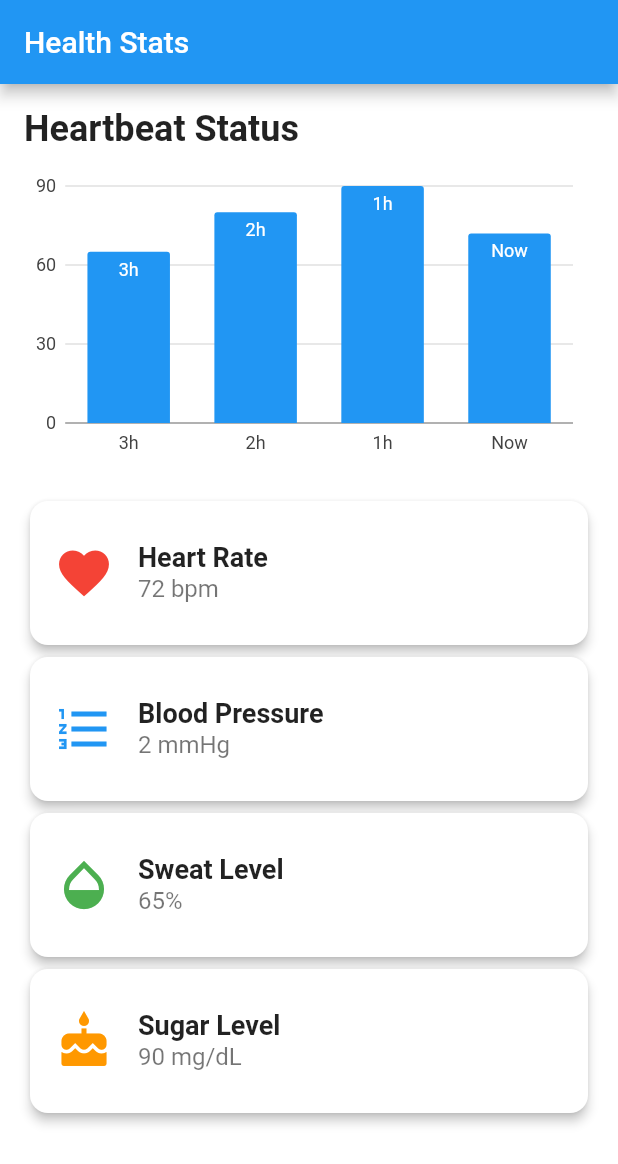
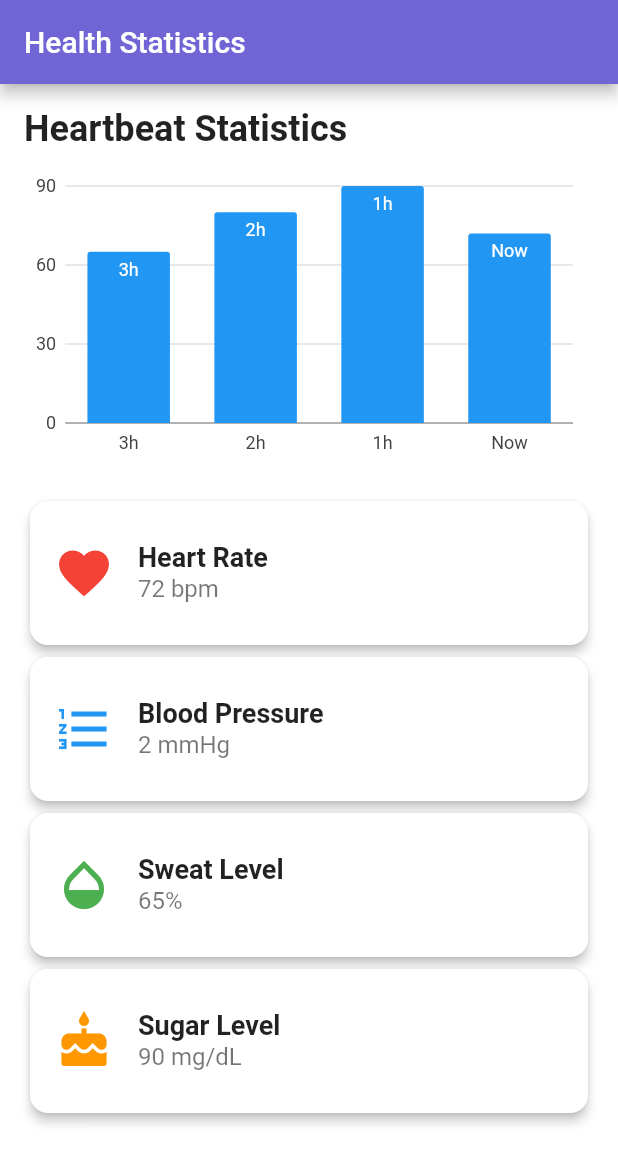
Before and after one commit to pjo7/concat_health_app, a Flutter app: the HealthStatsScreen screen opened directly, on a phone screen of 412 x 824 dp. Shown: the top 1164 px of the screen. Run offline on Flutter 3.47's test engine with Material 2 defaults, Android fonts, the phone set to English and light mode, and no system bars; our stand-ins replace animated_text_kit, charts_flutter, flutter_spinkit, google_fonts, lottie; missing offline and left inert: custom_clippers.

Commit message:
Update new.dart

```diff
--- a/lib/screens/new.dart
+++ b/lib/screens/new.dart
@@ -8,7 +8,7 @@ class HealthStatsApp extends StatelessWidget {
     return MaterialApp(
       title: 'Health Stats App',
       theme: ThemeData(
-        primarySwatch: Colors.blue,
+        //primarySwatch: Colors.blue,
       ),
       home: HealthStatsScreen(),
     );
@@ -49,8 +49,8 @@ class _HealthStatsScreenState extends State<HealthStatsScreen> {
   Widget build(BuildContext context) {
     return Scaffold(
       appBar: AppBar(
-        title: Text('Health Stats'),
-        backgroundColor: Colors.blue,
+        title: Text('Health Statistics'),
+        backgroundColor: Color(0xFF7165D6),
       ),
       body: SingleChildScrollView(
         child: Padding(
@@ -59,7 +59,7 @@ class _HealthStatsScreenState extends State<HealthStatsScreen> {
             crossAxisAlignment: CrossAxisAlignment.start,
             children: <Widget>[
               Text(
-                'Heartbeat Status',
+                'Heartbeat Statistics',
                 style: TextStyle(fontSize: 24, fontWeight: FontWeight.bold),
               ),
               SizedBox(height: 10),
```
